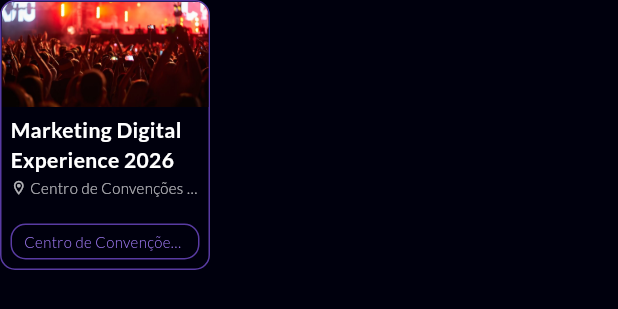
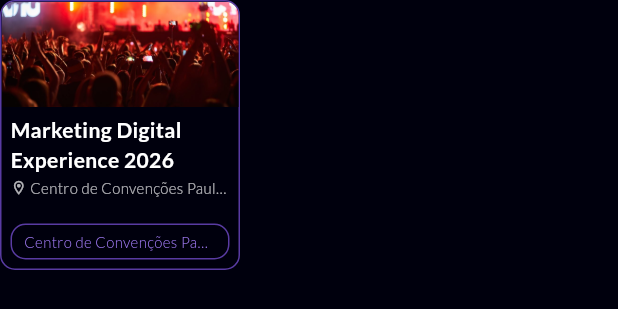
Before and after one commit to Viccitor/evena, a Flutter app: the PerfilFavoritos widget shown alone on an empty page, opened directly with sample values from the repository, on a phone screen of 412 x 824 dp. Shown: the top 309 px of the screen. Run offline on Flutter 3.47's test engine with Material 3 defaults, Android fonts, the phone set to English and light mode, and no system bars; our stand-ins replace geolocator, google_fonts, shared_preferences; missing offline and left inert: window_manager; accounts and stored records are empty.

Commit message:
Modifiquei o tamanho da aba de favoritos do perifl e a api agora funciona em apks

```diff
--- a/lib/components/perfil_favoritos.dart
+++ b/lib/components/perfil_favoritos.dart
@@ -38,7 +38,7 @@ class PerfilFavoritos extends StatelessWidget {
   @override
   Widget build(BuildContext context) {
     return Container(
-      width: 140,
+      width: 160,
       height: 180,
       decoration: BoxDecoration(
         color: Colors.transparent, // Fundo transparente
--- a/lib/screens/tela_perfil.dart
+++ b/lib/screens/tela_perfil.dart
@@ -190,7 +190,7 @@ class PerfilTab extends StatelessWidget {
 
                     return CardSecao(
                       titulo: 'Eventos favoritados',
-                      icone: Icons.favorite,
+                      icone: Icons.favorite_outline,
                       conteudo: listaFavoritos.isEmpty
                           ? const Padding(
                         padding: EdgeInsets.symmetric(vertical: 16.0),
@@ -207,7 +207,7 @@ class PerfilTab extends StatelessWidget {
                         child: ListView.separated(
                           scrollDirection: Axis.horizontal,
                           itemCount: listaFavoritos.length,
-                          separatorBuilder: (_, _) => const SizedBox(width: 12),
+                          separatorBuilder: (_, _) => const SizedBox(width: 14),
                           itemBuilder: (context, index) {
                             final eventoItem = listaFavoritos[index];
                             return PerfilFavoritos(
```
Also changed, not shown: 1 other file.
